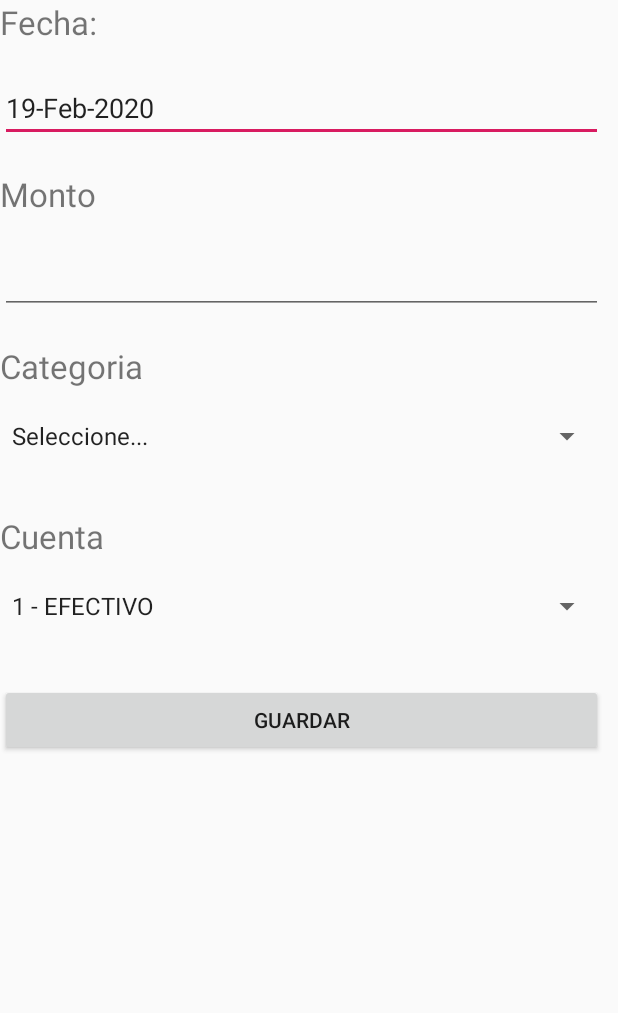
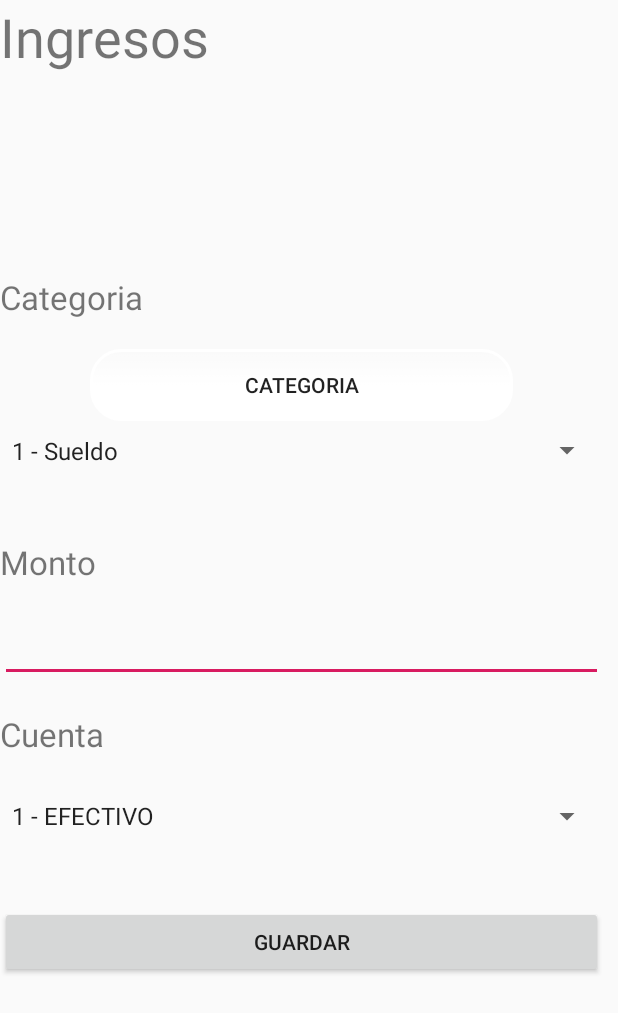
Before and after one commit to vegatech/MyProfitBalance, an Android app: the screen it shows after launch (transaccionesActivity), after a tap on "Ingresos", on a phone screen of 412 x 824 dp. Shown: the top 1013 px of the screen. Run offline under Robolectric (Android 15) with nearby library versions, the phone set to English and light mode, and no system bars.

Commit message:
se agrega boton custon para sustituir los spinner y llamar a un dialog

```diff
--- a/app/src/main/java/com/capcenter/ec/myprofitbalance/io/Utilidades.java
+++ b/app/src/main/java/com/capcenter/ec/myprofitbalance/io/Utilidades.java
@@ -7,7 +7,7 @@ import java.util.Date;
 import java.util.TimeZone;
 
 public class Utilidades {
-    public static final String DATE_FORMAT_1 = "dd-MMM-yyyy";
+    public static final String DATE_FORMAT_1 = "dd/MM/yyyy";
 
     public static String getCurrentDate() {
         SimpleDateFormat dateFormat = new SimpleDateFormat(DATE_FORMAT_1);
--- a/app/src/main/java/com/capcenter/ec/myprofitbalance/ui/listaIngresos.java
+++ b/app/src/main/java/com/capcenter/ec/myprofitbalance/ui/listaIngresos.java
@@ -39,8 +39,8 @@ public class listaIngresos extends AppCompatActivity {
       //conn =new ConexionSQLiteHelper(getApplicationContext(),Utilidades.NOMBRE_BD,null,1);
            lvingresos =(ListView) findViewById(R.id.lvingresos);
         Bundle bundle = getIntent().getExtras();
-        tipotran=bundle.getInt("tipoper");
-
+        //tipotran=bundle.getInt("tipoper");
+        tipotran=1;
         consultarListaIngresos();
 
         ArrayAdapter adaptador = new ArrayAdapter(this, android.R.layout.simple_list_item_1,listainformacionIngreso);
--- /dev/null
+++ b/app/src/main/res/drawable/button_cat_disabled.xml
@@ -0,0 +1,22 @@
+<?xml version="1.0" encoding="utf-8"?>
+<shape xmlns:android="http://schemas.android.com/apk/res/android"
+    android:shape="rectangle">
+    <gradient
+        android:angle="90"
+        android:startColor="#FFFFFF"
+        android:centerColor="#FFFFFF"
+        ></gradient>
+        <padding
+            android:bottom="7dp"
+            android:left="7dp"
+            android:right="7dp"
+            android:top="7dp">
+
+        </padding>
+    <stroke
+        android:color="#FFF"
+        android:width="2dp"
+        ></stroke>
+    <corners
+        android:radius="20dp"></corners>
+</shape>
--- /dev/null
+++ b/app/src/main/res/drawable/button_cat_pressed.xml
@@ -0,0 +1,22 @@
+<?xml version="1.0" encoding="utf-8"?>
+<shape xmlns:android="http://schemas.android.com/apk/res/android"
+    android:shape="rectangle">
+    <gradient
+        android:angle="90"
+        android:startColor="#64A3AA"
+        android:centerColor="#233849"
+        ></gradient>
+        <padding
+            android:bottom="7dp"
+            android:left="7dp"
+            android:right="7dp"
+            android:top="7dp">
+
+        </padding>
+    <stroke
+        android:color="#FFF"
+        android:width="2dp"
+        ></stroke>
+    <corners
+        android:radius="15dp"></corners>
+</shape>
--- /dev/null
+++ b/app/src/main/res/drawable/custom_button.xml
@@ -0,0 +1,13 @@
+<?xml version="1.0" encoding="utf-8"?>
+<selector xmlns:android="http://schemas.android.com/apk/res/android">
+
+    <item
+        android:state_pressed="true"
+        android:drawable="@drawable/button_cat_pressed"
+        />
+    <item
+        android:state_pressed="false"
+        android:drawable="@drawable/button_cat_disabled"
+        />
+
+    </selector>
--- a/app/src/main/res/layout/activity_main.xml
+++ b/app/src/main/res/layout/activity_main.xml
@@ -1,6 +1,4 @@
 <?xml version="1.0" encoding="utf-8"?>
-
-
 <android.support.design.widget.CoordinatorLayout  xmlns:android="http://schemas.android.com/apk/res/android"
     xmlns:app="http://schemas.android.com/apk/res-auto"
     android:id="@+id/contenedorFragments"
--- a/app/src/main/res/layout/activity_transacciones.xml
+++ b/app/src/main/res/layout/activity_transacciones.xml
@@ -12,12 +12,21 @@
 
         <!--Put form controls here-->
         <TextView
+            android:id="@+id/TextTituloTransaccion"
+            android:layout_width="wrap_content"
+            android:layout_height="wrap_content"
+            android:layout_marginBottom="20dp"
+            android:text="@string/TituloTransaccion"
+            android:textSize="36sp"></TextView>
+
+        <TextView
             android:id="@+id/TextViewFecha"
             android:layout_width="wrap_content"
             android:layout_height="wrap_content"
+            android:layout_marginBottom="20dp"
             android:text="@string/Fechalabel"
             android:textSize="10pt"
-            android:layout_marginBottom="20dp"></TextView>
+            android:visibility="invisible"></TextView>
 
         <EditText
             android:id="@+id/EditTextFecha"
@@ -25,7 +34,31 @@
             android:layout_height="wrap_content"
             android:layout_marginBottom="20dp"
             android:hint="@string/Fecha"
-            android:inputType="number|numberDecimal"></EditText>
+            android:inputType="number|numberDecimal"
+            android:visibility="invisible"></EditText>
+        <TextView
+            android:id="@+id/TextCategoria"
+            android:layout_width="wrap_content"
+            android:layout_height="wrap_content"
+            android:text="@string/labelCategorias"
+            android:textSize="10pt"
+            android:layout_marginBottom="20dp"></TextView>
+
+        <Button
+            android:id="@+id/btnCategoria"
+            android:layout_width="282dp"
+            android:layout_height="wrap_content"
+            android:layout_gravity="center_vertical|center_horizontal"
+            android:background="@drawable/custom_button"
+            android:onClick="btnDiagCategoria"
+            android:text="Categoria" />
+
+        <Spinner
+            android:id="@+id/SpinnerCategorias"
+            android:layout_width="fill_parent"
+
+            android:layout_height="39dp"
+            android:layout_marginBottom="40dp"></Spinner>
         <TextView
             android:id="@+id/TextViewMonto"
             android:layout_width="wrap_content"
@@ -40,22 +73,9 @@
             android:layout_height="wrap_content"
             android:layout_marginBottom="20dp"
             android:hint="@string/montovalue"
-            android:inputType="number|numberDecimal"></EditText>
-        <TextView
-        android:id="@+id/TextCategoria"
-        android:layout_width="wrap_content"
-        android:layout_height="wrap_content"
-        android:text="@string/labelCategorias"
-        android:textSize="10pt"
-        android:layout_marginBottom="20dp"></TextView>
-        <Spinner
-            android:id="@+id/SpinnerCategorias"
-            android:layout_height="wrap_content"
+                android:inputType="numberSigned"
+            ></EditText>
 
-            android:layout_width="fill_parent"
-            android:layout_marginBottom="40dp"
-            >
-        </Spinner>
         <TextView
             android:id="@+id/TexttipoCta"
             android:layout_width="wrap_content"
@@ -63,14 +83,13 @@
             android:text="@string/labeltipoCuenta"
             android:textSize="10pt"
             android:layout_marginBottom="20dp"></TextView>
+
         <Spinner
             android:id="@+id/SpinnerCuentas"
-            android:layout_height="wrap_content"
+            android:layout_width="fill_parent"
 
-            android:layout_width="fill_parent"
-            android:layout_marginBottom="40dp"
-            >
-        </Spinner>
+            android:layout_height="40dp"
+            android:layout_marginBottom="40dp"></Spinner>
 
         <Button
             android:id="@+id/ButtonSendTransaction"
--- a/app/src/main/res/values/strings.xml
+++ b/app/src/main/res/values/strings.xml
@@ -18,4 +18,5 @@
     <string name="lbl_egresos">Egresos</string>
     <string name="lbl_transferencias">Transferencias</string>
     <string name="lbl_reportes">Reportes</string>
+    <string name="TituloTransaccion">Ingresos</string>
 </resources>
```
Also changed, not shown: app/src/main/java/com/capcenter/ec/myprofitbalance/ui/MainActivity.java (+6 -2 lines), app/src/main/java/com/capcenter/ec/myprofitbalance/ui/transaccionesActivity.java (+8 -4 lines), app/src/main/res/drawable/button_cat_def.xml (added, +22 -0 lines), app/src/main/res/layout/listview.xml (+4 -5 lines).
